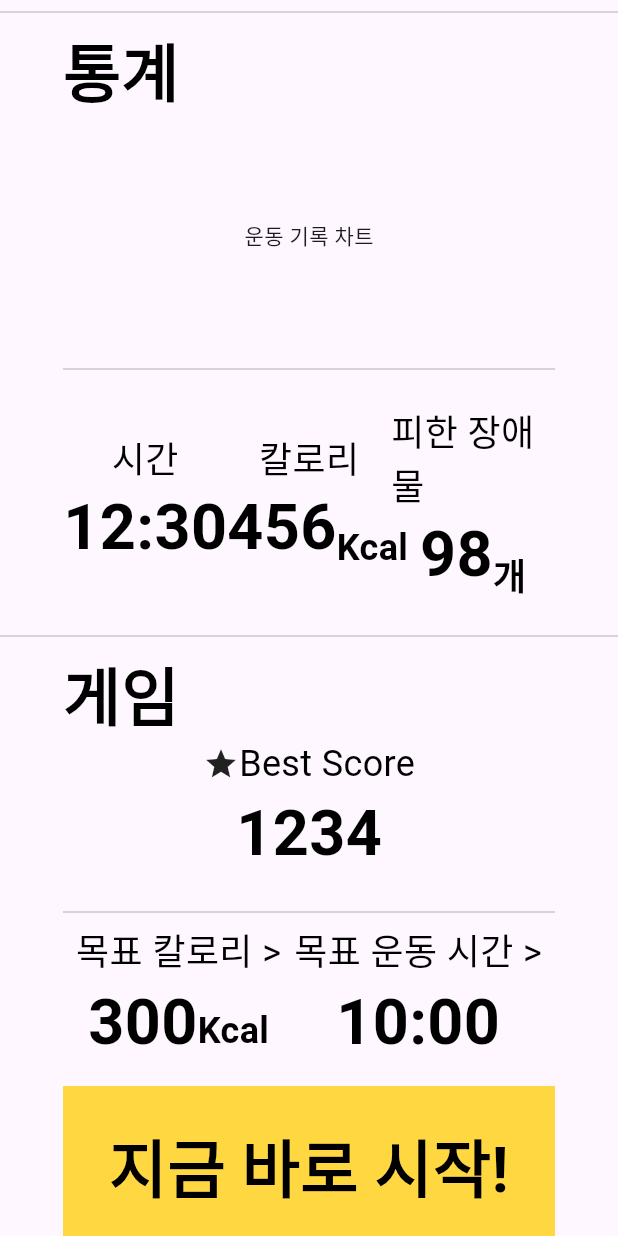
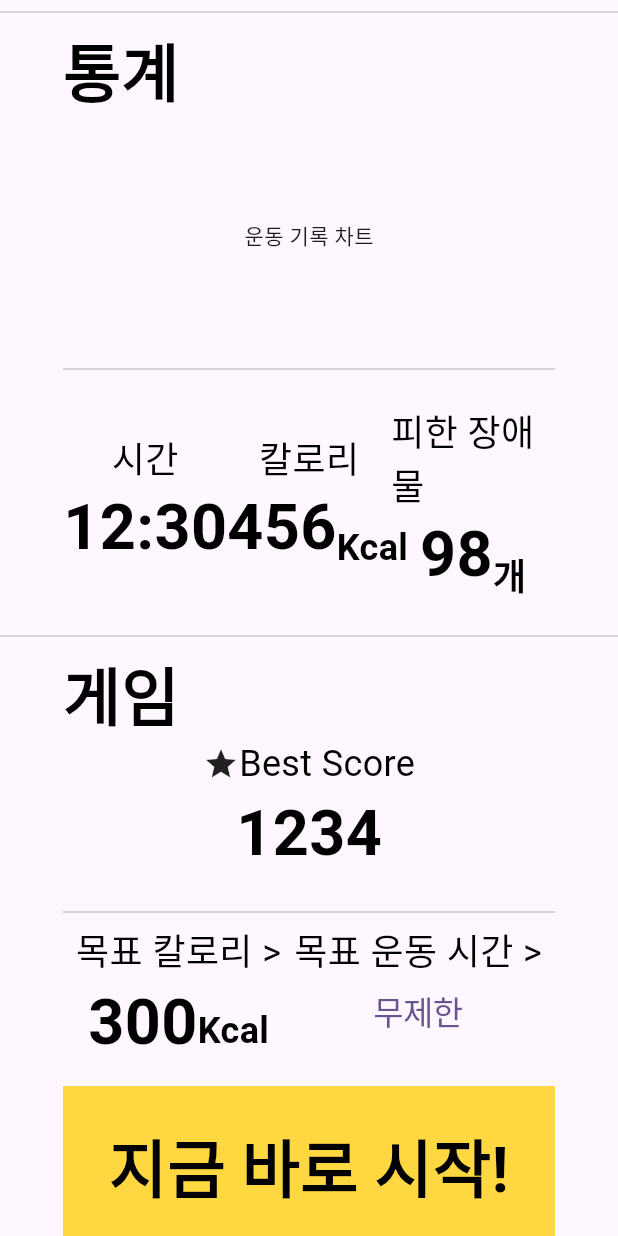
Before and after one commit to JunH1004/DinoSquart, a Flutter app: the screen it shows after launch, on a phone screen of 412 x 824 dp. Run offline on Flutter 3.47's test engine with Material 2 defaults, Android fonts, the phone set to English and light mode, and no system bars; our stand-ins replace camera, easy_localization, image_picker; missing offline and left inert: flame, google_mlkit_barcode_scanning, google_mlkit_digital_ink_recognition, google_mlkit_entity_extraction, google_mlkit_face_detection, google_mlkit_image_labeling and 6 more.

Commit message:
쿠퍼티노 피커 for Target Time

```diff
--- a/dino_squart_flutter/lib/main.dart
+++ b/dino_squart_flutter/lib/main.dart
@@ -1,9 +1,24 @@
 import 'package:camera/camera.dart';
 import 'package:dino_squart_flutter/main_style.dart';
 import 'package:dino_squart_flutter/workout_ui/workout_page.dart';
+import 'package:flutter/cupertino.dart';
 import 'package:flutter/material.dart';
+import 'package:path/path.dart';
 import 'package:provider/provider.dart';
+import 'package:flutter/cupertino.dart';
 List<CameraDescription> cameras = [];
+
+const double _kItemExtent = 32.0;
+int _selectedTargetTime = 0;
+const List<String> _targetTimes = <String>[
+  '무제한',
+  '0:30',
+  '1:00',
+  '1:30',
+  '2:00',
+  '2:30',
+  '3:00',
+];
 void main() async{
   WidgetsFlutterBinding.ensureInitialized();
   cameras = await availableCameras();
@@ -111,9 +126,14 @@ class RecordBoard extends StatelessWidget {
     );
   }
 }
-class GameBoard extends StatelessWidget {
+class GameBoard extends StatefulWidget {
   const GameBoard({super.key});
 
+  @override
+  State<GameBoard> createState() => _GameBoardState();
+}
+
+class _GameBoardState extends State<GameBoard> {
   @override
   Widget build(BuildContext context) {
     return Container(
@@ -168,7 +188,8 @@ class GameBoard extends StatelessWidget {
                         Column(
                           children: [
                             Text("목표 운동 시간 >",style: MyTextStyles.h3,),
-                            Text("10:00",style: MyTextStyles.h1,),
+                            //Text("10:00",style: MyTextStyles.h1,),
+                            CutertinoBtn(),
                           ],
                         ),
                       ],
@@ -191,6 +212,73 @@ class GameBoard extends StatelessWidget {
             ),
           ),
         ],
+      ),
+    );
+  }
+}
+void _showDialog(Widget child, BuildContext context) {
+  showCupertinoModalPopup<void>(
+    context: context,
+    builder: (BuildContext context) => Container(
+      height: 216,
+      padding: const EdgeInsets.only(top: 6.0),
+      // The Bottom margin is provided to align the popup above the system navigation bar.
+      margin: EdgeInsets.only(
+        bottom: MediaQuery.of(context).viewInsets.bottom,
+      ),
+      // Provide a background color for the popup.
+      color: CupertinoColors.systemBackground.resolveFrom(context),
+      // Use a SafeArea widget to avoid system overlaps.
+      child: SafeArea(
+        top: false,
+        child: child,
+      ),
+    ),
+  );
+}
+
+class CutertinoBtn extends StatefulWidget {
+  const CutertinoBtn({Key? key}) : super(key: key);
+
+  @override
+  State<CutertinoBtn> createState() => _CutertinoBtnState();
+}
+
+class _CutertinoBtnState extends State<CutertinoBtn> {
+  @override
+  Widget build(BuildContext context) {
+    return CupertinoButton(
+      padding: EdgeInsets.zero,
+      // Display a CupertinoPicker with list of fruits.
+      onPressed: () => _showDialog(
+        CupertinoPicker(
+          magnification: 1.22,
+          squeeze: 1.2,
+          useMagnifier: false,
+          itemExtent: _kItemExtent,
+          // This sets the initial item.
+          scrollController: FixedExtentScrollController(
+            initialItem: _selectedTargetTime,
+          ),
+          // This is called when selected item is changed.
+          onSelectedItemChanged: (int selectedItem) {
+            setState(() {
+              _selectedTargetTime = selectedItem;
+            });
+          },
+          children:
+          List<Widget>.generate(_targetTimes.length, (int index) {
+            return Center(child: Text(_targetTimes[index]));
+          }),
+        ),
+          context
+      ),
+      // This displays the selected fruit name.
+      child: Text(
+        _targetTimes[_selectedTargetTime],
+        style: const TextStyle(
+          fontSize: 22.0,
+        ),
       ),
     );
   }
```
